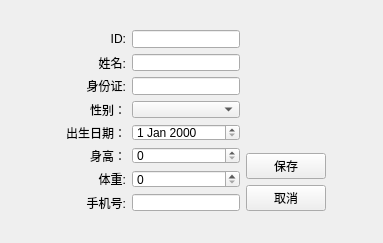
First picture: the form in lab3a/patienteditview.ui, repository SandraChen888/Sandra_QTCourse, before the edit.
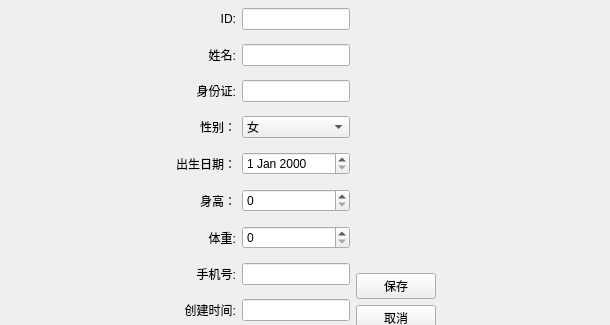
Second picture: the form after the edit.

What changed in the file:
```diff
--- a/lab3a/patienteditview.ui
+++ b/lab3a/patienteditview.ui
@@ -6,20 +6,20 @@
    <rect>
     <x>0</x>
     <y>0</y>
-    <width>383</width>
-    <height>243</height>
+    <width>610</width>
+    <height>325</height>
    </rect>
   </property>
   <property name="windowTitle">
    <string>编辑患者信息</string>
   </property>
-  <widget class="QWidget" name="">
+  <widget class="QWidget" name="layoutWidget">
    <property name="geometry">
     <rect>
-     <x>10</x>
-     <y>30</y>
-     <width>371</width>
-     <height>181</height>
+     <x>0</x>
+     <y>0</y>
+     <width>611</width>
+     <height>331</height>
     </rect>
    </property>
    <layout class="QHBoxLayout" name="horizontalLayout_2">
@@ -50,6 +50,19 @@
           </property>
          </widget>
         </item>
+        <item row="0" column="0">
+         <widget class="QLabel" name="label">
+          <property name="text">
+           <string>ID:</string>
+          </property>
+          <property name="alignment">
+           <set>Qt::AlignRight|Qt::AlignTrailing|Qt::AlignVCenter</set>
+          </property>
+         </widget>
+        </item>
+        <item row="8" column="1">
+         <widget class="QSpinBox" name="dbSpinWeight"/>
+        </item>
         <item row="1" column="0">
          <widget class="QLabel" name="label_2">
           <property name="text">
@@ -60,34 +73,6 @@
           </property>
          </widget>
         </item>
-        <item row="0" column="1">
-         <widget class="QLineEdit" name="lineEdit"/>
-        </item>
-        <item row="2" column="1">
-         <widget class="QLineEdit" name="lineEdit_3"/>
-        </item>
-        <item row="9" column="0">
-         <widget class="QLabel" name="label_8">
-          <property name="text">
-           <string>手机号:</string>
-          </property>
-          <property name="alignment">
-           <set>Qt::AlignRight|Qt::AlignTrailing|Qt::AlignVCenter</set>
-          </property>
-         </widget>
-        </item>
-        <item row="6" column="1">
-         <widget class="QDateEdit" name="dateEdit"/>
-        </item>
-        <item row="7" column="1">
-         <widget class="QSpinBox" name="spinBox"/>
-        </item>
-        <item row="9" column="1">
-         <widget class="QLineEdit" name="lineEdit_4"/>
-        </item>
-        <item row="8" column="1">
-         <widget class="QSpinBox" name="spinBox_2"/>
-        </item>
         <item row="2" column="0">
          <widget class="QLabel" name="label_3">
           <property name="text">
@@ -108,18 +93,14 @@
           </property>
          </widget>
         </item>
-        <item row="1" column="1">
-         <widget class="QLineEdit" name="lineEdit_2"/>
+        <item row="10" column="1">
+         <widget class="QLineEdit" name="dbCreatedTimeStamp"/>
         </item>
-        <item row="8" column="0">
-         <widget class="QLabel" name="label_7">
-          <property name="text">
-           <string>体重:</string>
-          </property>
-          <property name="alignment">
-           <set>Qt::AlignRight|Qt::AlignTrailing|Qt::AlignVCenter</set>
-          </property>
-         </widget>
+        <item row="0" column="1">
+         <widget class="QLineEdit" name="dbEditID"/>
+        </item>
+        <item row="6" column="1">
+         <widget class="QDateEdit" name="dbDataEditDOB"/>
         </item>
         <item row="7" column="0">
          <widget class="QLabel" name="label_6">
@@ -131,10 +112,23 @@
           </property>
          </widget>
         </item>
-        <item row="0" column="0">
-         <widget class="QLabel" name="label">
+        <item row="10" column="0">
+         <widget class="QLabel" name="label_9">
           <property name="text">
-           <string>ID:</string>
+           <string>创建时间:</string>
+          </property>
+          <property name="alignment">
+           <set>Qt::AlignRight|Qt::AlignTrailing|Qt::AlignVCenter</set>
+          </property>
+         </widget>
+        </item>
+        <item row="7" column="1">
+         <widget class="QSpinBox" name="dbSpinHight"/>
+        </item>
+        <item row="9" column="0">
+         <widget class="QLabel" name="label_8">
+          <property name="text">
+           <string>手机号:</string>
           </property>
           <property name="alignment">
            <set>Qt::AlignRight|Qt::AlignTrailing|Qt::AlignVCenter</set>
@@ -142,7 +136,37 @@
          </widget>
         </item>
         <item row="3" column="1">
-         <widget class="QComboBox" name="comboBox"/>
+         <widget class="QComboBox" name="dbComboSex">
+          <item>
+           <property name="text">
+            <string>女</string>
+           </property>
+          </item>
+          <item>
+           <property name="text">
+            <string>男</string>
+           </property>
+          </item>
+         </widget>
+        </item>
+        <item row="8" column="0">
+         <widget class="QLabel" name="label_7">
+          <property name="text">
+           <string>体重:</string>
+          </property>
+          <property name="alignment">
+           <set>Qt::AlignRight|Qt::AlignTrailing|Qt::AlignVCenter</set>
+          </property>
+         </widget>
+        </item>
+        <item row="1" column="1">
+         <widget class="QLineEdit" name="dbEditName"/>
+        </item>
+        <item row="9" column="1">
+         <widget class="QLineEdit" name="dbEditMobile"/>
+        </item>
+        <item row="2" column="1">
+         <widget class="QLineEdit" name="dbEditIDCard"/>
         </item>
        </layout>
       </item>
```
Left out of the diff: 12 changed lines with no effect on the pictures.
